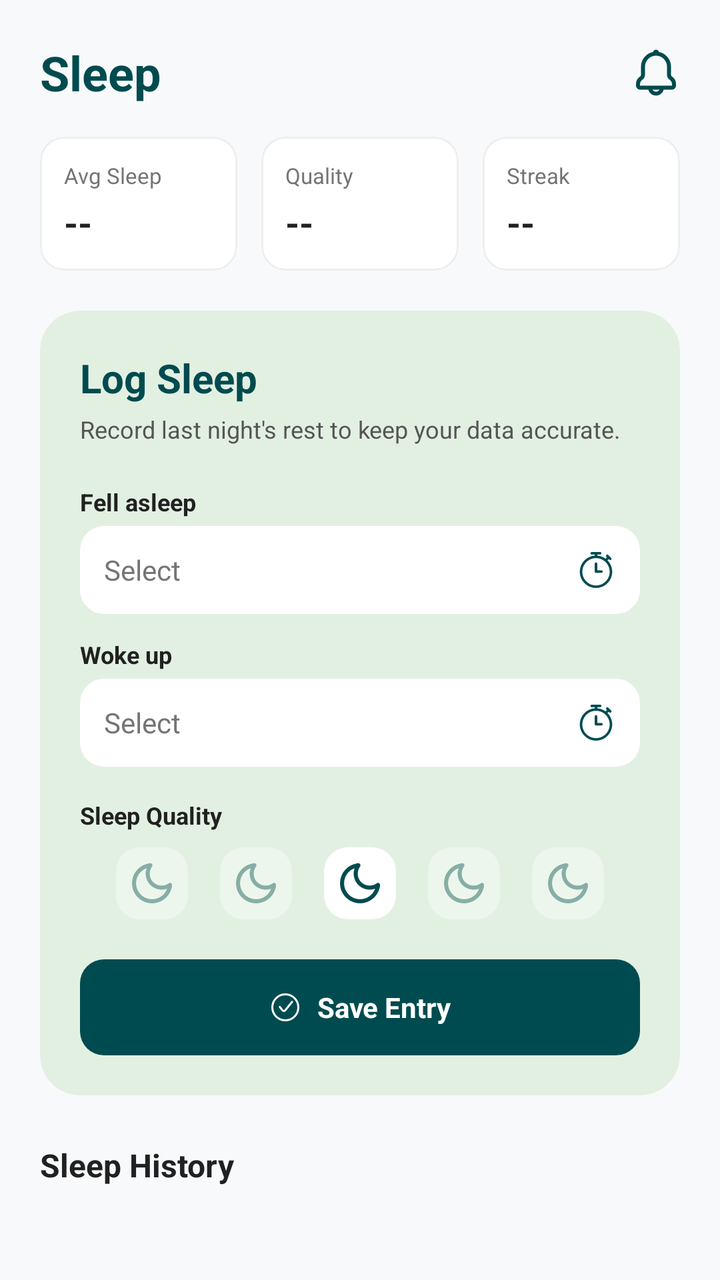
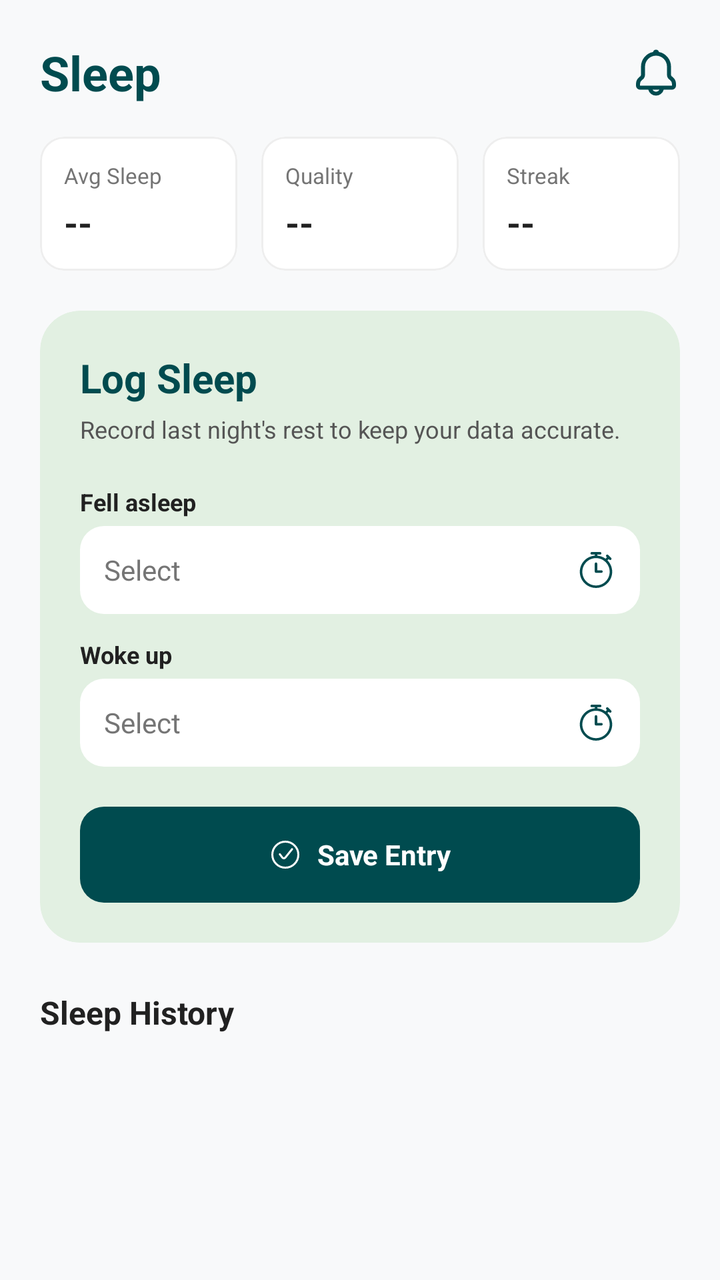

Screens rendered from an Android XML layout before and after an edit, with the pre-edit source and the edit as a unified diff.
<!-- AndroidManifest.xml: application theme Theme.Mdpproject -->
<!-- res/layout/fragment_sleep_tracker.xml -->
<?xml version="1.0" encoding="utf-8"?>
<androidx.core.widget.NestedScrollView xmlns:android="http://schemas.android.com/apk/res/android"
    xmlns:app="http://schemas.android.com/apk/res-auto"
    xmlns:tools="http://schemas.android.com/tools"
    android:layout_width="match_parent"
    android:layout_height="match_parent"
    android:background="#F8F9FA">

    <LinearLayout
        android:layout_width="match_parent"
        android:layout_height="wrap_content"
        android:orientation="vertical"
        android:padding="20dp">

        
        <androidx.constraintlayout.widget.ConstraintLayout
            android:layout_width="match_parent"
            android:layout_height="wrap_content">

            <TextView
                android:id="@+id/tv_title"
                android:layout_width="wrap_content"
                android:layout_height="wrap_content"
                android:text="Sleep"
                android:textColor="#004B4F"
                android:textSize="24sp"
                android:textStyle="bold"
                app:layout_constraintStart_toStartOf="parent"
                app:layout_constraintTop_toTopOf="parent" />

            <ImageView
                android:layout_width="24dp"
                android:layout_height="24dp"
                android:src="@drawable/ic_dash_notification"
                app:layout_constraintBottom_toBottomOf="@id/tv_title"
                app:layout_constraintEnd_toEndOf="parent"
                app:layout_constraintTop_toTopOf="@id/tv_title"
                app:tint="#004B4F" />

        </androidx.constraintlayout.widget.ConstraintLayout>

        
        <LinearLayout
            android:layout_width="match_parent"
            android:layout_height="wrap_content"
            android:layout_marginTop="16dp"
            android:orientation="horizontal">

            
            <com.google.android.material.card.MaterialCardView
                android:layout_width="0dp"
                android:layout_height="wrap_content"
                android:layout_weight="1"
                android:layout_marginEnd="6dp"
                app:cardCornerRadius="12dp"
                app:cardElevation="0dp"
                app:strokeColor="#EEEEEE"
                app:strokeWidth="1dp">

                <LinearLayout
                    android:layout_width="match_parent"
                    android:layout_height="wrap_content"
                    android:orientation="vertical"
                    android:padding="12dp">

                    <TextView
                        android:layout_width="wrap_content"
                        android:layout_height="wrap_content"
                        android:text="Avg Sleep"
                        android:textColor="#757575"
                        android:textSize="11sp" />

                    <TextView
                        android:id="@+id/tv_avg_sleep"
                        android:layout_width="wrap_content"
                        android:layout_height="wrap_content"
                        android:layout_marginTop="4dp"
                        android:text="--"
                        android:textColor="#212121"
                        android:textSize="18sp"
                        android:textStyle="bold" />
                </LinearLayout>
            </com.google.android.material.card.MaterialCardView>

            
            <com.google.android.material.card.MaterialCardView
                android:layout_width="0dp"
                android:layout_height="wrap_content"
                android:layout_weight="1"
                android:layout_marginHorizontal="6dp"
                app:cardCornerRadius="12dp"
                app:cardElevation="0dp"
                app:strokeColor="#EEEEEE"
                app:strokeWidth="1dp">

                <LinearLayout
                    android:layout_width="match_parent"
                    android:layout_height="wrap_content"
                    android:orientation="vertical"
                    android:padding="12dp">

                    <TextView
                        android:layout_width="wrap_content"
                        android:layout_height="wrap_content"
                        android:text="Quality"
                        android:textColor="#757575"
                        android:textSize="11sp" />

                    <TextView
                        android:id="@+id/tv_avg_quality"
                        android:layout_width="wrap_content"
                        android:layout_height="wrap_content"
                        android:layout_marginTop="4dp"
                        android:text="--"
                        android:textColor="#212121"
                        android:textSize="18sp"
                        android:textStyle="bold" />
                </LinearLayout>
            </com.google.android.material.card.MaterialCardView>

            
            <com.google.android.material.card.MaterialCardView
                android:layout_width="0dp"
                android:layout_height="wrap_content"
                android:layout_weight="1"
                android:layout_marginStart="6dp"
                app:cardCornerRadius="12dp"
                app:cardElevation="0dp"
                app:strokeColor="#EEEEEE"
                app:strokeWidth="1dp">

                <LinearLayout
                    android:layout_width="match_parent"
                    android:layout_height="wrap_content"
                    android:orientation="vertical"
                    android:padding="12dp">

                    <TextView
                        android:layout_width="wrap_content"
                        android:layout_height="wrap_content"
                        android:text="Streak"
                        android:textColor="#757575"
                        android:textSize="11sp" />

                    <TextView
                        android:id="@+id/tv_sleep_streak"
                        android:layout_width="wrap_content"
                        android:layout_height="wrap_content"
                        android:layout_marginTop="4dp"
                        android:text="--"
                        android:textColor="#212121"
                        android:textSize="18sp"
                        android:textStyle="bold" />
                </LinearLayout>
            </com.google.android.material.card.MaterialCardView>
        </LinearLayout>

        
        <com.google.android.material.card.MaterialCardView
            android:layout_width="match_parent"
            android:layout_height="wrap_content"
            android:layout_marginTop="20dp"
            app:cardBackgroundColor="#E2F0E2"
            app:cardCornerRadius="20dp"
            app:cardElevation="0dp">

            <LinearLayout
                android:layout_width="match_parent"
                android:layout_height="wrap_content"
                android:orientation="vertical"
                android:padding="20dp">

                <TextView
                    android:layout_width="wrap_content"
                    android:layout_height="wrap_content"
                    android:text="Log Sleep"
                    android:textColor="#004B4F"
                    android:textSize="20sp"
                    android:textStyle="bold" />

                <TextView
                    android:layout_width="wrap_content"
                    android:layout_height="wrap_content"
                    android:layout_marginTop="4dp"
                    android:text="Record last night's rest to keep your data accurate."
                    android:textColor="#555555"
                    android:textSize="12sp" />

                
                <TextView
                    android:layout_width="wrap_content"
                    android:layout_height="wrap_content"
                    android:layout_marginTop="20dp"
                    android:text="Fell asleep"
                    android:textColor="#212121"
                    android:textSize="12sp"
                    android:textStyle="bold" />

                <LinearLayout
                    android:id="@+id/btn_select_bedtime"
                    android:layout_width="match_parent"
                    android:layout_height="wrap_content"
                    android:layout_marginTop="4dp"
                    android:background="@drawable/bg_white_rounded"
                    android:gravity="center_vertical"
                    android:padding="12dp"
                    android:clickable="true"
                    android:focusable="true">

                    <TextView
                        android:id="@+id/tv_bedtime"
                        android:layout_width="0dp"
                        android:layout_height="wrap_content"
                        android:layout_weight="1"
                        android:text="Select"
                        android:textColor="#757575"
                        android:textSize="14sp" />

                    <ImageView
                        android:layout_width="20dp"
                        android:layout_height="20dp"
                        android:src="@drawable/ic_dash_timer"
                        app:tint="#004B4F" />
                </LinearLayout>

                
                <TextView
                    android:layout_width="wrap_content"
                    android:layout_height="wrap_content"
                    android:layout_marginTop="12dp"
                    android:text="Woke up"
                    android:textColor="#212121"
                    android:textSize="12sp"
                    android:textStyle="bold" />

                <LinearLayout
                    android:id="@+id/btn_select_wake_time"
                    android:layout_width="match_parent"
                    android:layout_height="wrap_content"
                    android:layout_marginTop="4dp"
                    android:background="@drawable/bg_white_rounded"
                    android:gravity="center_vertical"
                    android:padding="12dp"
                    android:clickable="true"
                    android:focusable="true">

                    <TextView
                        android:id="@+id/tv_wake_time"
                        android:layout_width="0dp"
                        android:layout_height="wrap_content"
                        android:layout_weight="1"
                        android:text="Select"
                        android:textColor="#757575"
                        android:textSize="14sp" />

                    <ImageView
                        android:layout_width="20dp"
                        android:layout_height="20dp"
                        android:src="@drawable/ic_dash_timer"
                        app:tint="#004B4F" />
                </LinearLayout>

                
                <TextView
                    android:layout_width="wrap_content"
                    android:layout_height="wrap_content"
                    android:layout_marginTop="16dp"
                    android:text="Sleep Quality"
                    android:textColor="#212121"
                    android:textSize="12sp"
                    android:textStyle="bold" />

                <LinearLayout
                    android:layout_width="match_parent"
                    android:layout_height="wrap_content"
                    android:layout_marginTop="8dp"
                    android:gravity="center"
                    android:orientation="horizontal">

                    <ImageView
                        android:id="@+id/btn_quality_1"
                        android:layout_width="36dp"
                        android:layout_height="36dp"
                        android:layout_marginHorizontal="8dp"
                        android:src="@drawable/ic_nav_sleep"
                        android:alpha="0.4"
                        android:padding="6dp"
                        android:background="@drawable/bg_white_rounded"
                        app:tint="#004B4F" />

                    <ImageView
                        android:id="@+id/btn_quality_2"
                        android:layout_width="36dp"
                        android:layout_height="36dp"
                        android:layout_marginHorizontal="8dp"
                        android:src="@drawable/ic_nav_sleep"
                        android:alpha="0.4"
                        android:padding="6dp"
                        android:background="@drawable/bg_white_rounded"
                        app:tint="#004B4F" />

                    <ImageView
                        android:id="@+id/btn_quality_3"
                        android:layout_width="36dp"
                        android:layout_height="36dp"
                        android:layout_marginHorizontal="8dp"
                        android:src="@drawable/ic_nav_sleep"
                        android:alpha="1.0"
                        android:padding="6dp"
                        android:background="@drawable/bg_white_rounded"
                        app:tint="#004B4F" />

                    <ImageView
                        android:id="@+id/btn_quality_4"
                        android:layout_width="36dp"
                        android:layout_height="36dp"
                        android:layout_marginHorizontal="8dp"
                        android:src="@drawable/ic_nav_sleep"
                        android:alpha="0.4"
                        android:padding="6dp"
                        android:background="@drawable/bg_white_rounded"
                        app:tint="#004B4F" />

                    <ImageView
                        android:id="@+id/btn_quality_5"
                        android:layout_width="36dp"
                        android:layout_height="36dp"
                        android:layout_marginHorizontal="8dp"
                        android:src="@drawable/ic_nav_sleep"
                        android:alpha="0.4"
                        android:padding="6dp"
                        android:background="@drawable/bg_white_rounded"
                        app:tint="#004B4F" />
                </LinearLayout>

                
                <LinearLayout
                    android:id="@+id/btn_log_sleep"
                    android:layout_width="match_parent"
                    android:layout_height="48dp"
                    android:layout_marginTop="20dp"
                    android:background="@drawable/bg_save_button"
                    android:gravity="center"
                    android:clickable="true"
                    android:focusable="true">

                    <ImageView
                        android:layout_width="16dp"
                        android:layout_height="16dp"
                        android:src="@drawable/ic_dash_checklist"
                        app:tint="@color/white" />

                    <TextView
                        android:layout_width="wrap_content"
                        android:layout_height="wrap_content"
                        android:layout_marginStart="8dp"
                        android:text="Save Entry"
                        android:textColor="@color/white"
                        android:textStyle="bold" />
                </LinearLayout>

            </LinearLayout>
        </com.google.android.material.card.MaterialCardView>

        
        <TextView
            android:layout_width="wrap_content"
            android:layout_height="wrap_content"
            android:layout_marginTop="24dp"
            android:text="Sleep History"
            android:textColor="#212121"
            android:textSize="16sp"
            android:textStyle="bold" />

        <androidx.recyclerview.widget.RecyclerView
            android:id="@+id/rv_sleep_logs"
            android:layout_width="match_parent"
            android:layout_height="wrap_content"
            android:layout_marginTop="8dp"
            android:layout_marginBottom="24dp"
            android:nestedScrollingEnabled="false" />

    </LinearLayout>
</androidx.core.widget.NestedScrollView>
<!-- resources referenced by this layout -->
<resources>
  <color name="white">#FFFFFFFF</color>
  <!-- drawable bg_save_button (drawable) -->
  <?xml version="1.0" encoding="utf-8"?>
  <shape xmlns:android="http://schemas.android.com/apk/res/android">
      <solid android:color="#004B4F" />
      <corners android:radius="12dp" />
  </shape>
  <!-- drawable bg_white_rounded (drawable) -->
  <?xml version="1.0" encoding="utf-8"?>
  <shape xmlns:android="http://schemas.android.com/apk/res/android">
      <solid android:color="@color/white" />
      <corners android:radius="12dp" />
  </shape>
  <!-- drawable ic_dash_checklist (drawable) -->
  <vector xmlns:android="http://schemas.android.com/apk/res/android"
      android:width="4.2333dp"
      android:height="4.2333dp"
      android:viewportWidth="4.2333"
      android:viewportHeight="4.2333">
    <path
        android:pathData="m3.8365,2.1167a1.7198,1.7198 0,0 1,-1.7198 1.7198,1.7198 1.7198,0 0,1 -1.7198,-1.7198 1.7198,1.7198 0,0 1,1.7198 -1.7198,1.7198 1.7198,0 0,1 1.7198,1.7198z"
        android:strokeLineJoin="round"
        android:strokeWidth="0.264583"
        android:fillColor="#00000000"
        android:strokeColor="#000000"
        android:strokeLineCap="round"/>
    <path
        android:pathData="m1.3891,2.0626 l0.3166,0.4147c0.093,0.1425 0.2882,0.1733 0.4163,0.0189l0.8875,-1.1097"
        android:strokeLineJoin="round"
        android:strokeWidth="0.264583"
        android:fillColor="#00000000"
        android:strokeColor="#000000"
        android:strokeLineCap="round"/>
  </vector>
  <!-- drawable ic_dash_notification (drawable) -->
  <vector xmlns:android="http://schemas.android.com/apk/res/android"
      android:width="48dp"
      android:height="48dp"
      android:viewportWidth="48"
      android:viewportHeight="48">
    <path
        android:fillColor="#FF000000"
        android:pathData="M40.62,28.34l-0.87,-0.7A2,2 0,0 1,39 26.08L39,18A15,15 0,0 0,26.91 3.29a3,3 0,0 0,-5.81 0A15,15 0,0 0,9 18v8.08a2,2 0,0 1,-0.75 1.56l-0.87,0.7a9,9 0,0 0,-3.38 7L4,37a4,4 0,0 0,4 4h8.26a8,8 0,0 0,15.47 0L40,41a4,4 0,0 0,4 -4L44,35.36A9,9 0,0 0,40.62 28.34ZM24,43a4,4 0,0 1,-3.44 -2h6.89A4,4 0,0 1,24 43ZM40,37L8,37L8,35.36a5,5 0,0 1,1.88 -3.9l0.87,-0.7A6,6 0,0 0,13 26.08L13,18a11,11 0,0 1,22 0v8.08a6,6 0,0 0,2.25 4.69l0.87,0.7A5,5 0,0 1,40 35.36Z"/>
  </vector>
  <!-- drawable ic_nav_sleep: vector/xml drawable (drawable, 4335 chars, omitted) -->
  <style name="Theme.Mdpproject" parent="Theme.MaterialComponents.DayNight.NoActionBar">
          
          <item name="colorPrimary">@color/purple_500</item>
          <item name="colorPrimaryVariant">@color/purple_700</item>
          <item name="colorOnPrimary">@color/white</item>
          
          <item name="colorSecondary">@color/teal_200</item>
          <item name="colorSecondaryVariant">@color/teal_700</item>
          <item name="colorOnSecondary">@color/black</item>
          
          <item name="android:statusBarColor">?attr/colorPrimaryVariant</item>
          
      </style>
  <color name="purple_500">#FF6200EE</color>
  <color name="purple_700">#FF3700B3</color>
  <color name="teal_200">#FF03DAC5</color>
  <color name="teal_700">#FF018786</color>
  <color name="black">#FF000000</color>
  <!-- unchanged entries left out for length: 1 -->
</resources>

<!-- the commit's change to res/layout/fragment_sleep_tracker.xml (unified diff, before → after) -->
@@ -82,6 +82,8 @@
                 </LinearLayout>
             </com.google.android.material.card.MaterialCardView>
 
+
+
             
             <com.google.android.material.card.MaterialCardView
                 android:layout_width="0dp"
@@ -260,78 +262,7 @@
                         app:tint="#004B4F" />
                 </LinearLayout>
 
-                
-                <TextView
-                    android:layout_width="wrap_content"
-                    android:layout_height="wrap_content"
-                    android:layout_marginTop="16dp"
-                    android:text="Sleep Quality"
-                    android:textColor="#212121"
-                    android:textSize="12sp"
-                    android:textStyle="bold" />
-
-                <LinearLayout
-                    android:layout_width="match_parent"
-                    android:layout_height="wrap_content"
-                    android:layout_marginTop="8dp"
-                    android:gravity="center"
-                    android:orientation="horizontal">
-
-                    <ImageView
-                        android:id="@+id/btn_quality_1"
-                        android:layout_width="36dp"
-                        android:layout_height="36dp"
-                        android:layout_marginHorizontal="8dp"
-                        android:src="@drawable/ic_nav_sleep"
-                        android:alpha="0.4"
-                        android:padding="6dp"
-                        android:background="@drawable/bg_white_rounded"
-                        app:tint="#004B4F" />
-
-                    <ImageView
-                        android:id="@+id/btn_quality_2"
-                        android:layout_width="36dp"
-                        android:layout_height="36dp"
-                        android:layout_marginHorizontal="8dp"
-                        android:src="@drawable/ic_nav_sleep"
-                        android:alpha="0.4"
-                        android:padding="6dp"
-                        android:background="@drawable/bg_white_rounded"
-                        app:tint="#004B4F" />
-
-                    <ImageView
-                        android:id="@+id/btn_quality_3"
-                        android:layout_width="36dp"
-                        android:layout_height="36dp"
-                        android:layout_marginHorizontal="8dp"
-                        android:src="@drawable/ic_nav_sleep"
-                        android:alpha="1.0"
-                        android:padding="6dp"
-                        android:background="@drawable/bg_white_rounded"
-                        app:tint="#004B4F" />
-
-                    <ImageView
-                        android:id="@+id/btn_quality_4"
-                        android:layout_width="36dp"
-                        android:layout_height="36dp"
-                        android:layout_marginHorizontal="8dp"
-                        android:src="@drawable/ic_nav_sleep"
-                        android:alpha="0.4"
-                        android:padding="6dp"
-                        android:background="@drawable/bg_white_rounded"
-                        app:tint="#004B4F" />
-
-                    <ImageView
-                        android:id="@+id/btn_quality_5"
-                        android:layout_width="36dp"
-                        android:layout_height="36dp"
-                        android:layout_marginHorizontal="8dp"
-                        android:src="@drawable/ic_nav_sleep"
-                        android:alpha="0.4"
-                        android:padding="6dp"
-                        android:background="@drawable/bg_white_rounded"
-                        app:tint="#004B4F" />
-                </LinearLayout>
+
 
                 
                 <LinearLayout
<!-- resource entries referenced after the edit -->
@@ -44,7 +44,6 @@
         android:fillColor="#FF000000"
         android:pathData="M40.62,28.34l-0.87,-0.7A2,2 0,0 1,39 26.08L39,18A15,15 0,0 0,26.91 3.29a3,3 0,0 0,-5.81 0A15,15 0,0 0,9 18v8.08a2,2 0,0 1,-0.75 1.56l-0.87,0.7a9,9 0,0 0,-3.38 7L4,37a4,4 0,0 0,4 4h8.26a8,8 0,0 0,15.47 0L40,41a4,4 0,0 0,4 -4L44,35.36A9,9 0,0 0,40.62 28.34ZM24,43a4,4 0,0 1,-3.44 -2h6.89A4,4 0,0 1,24 43ZM40,37L8,37L8,35.36a5,5 0,0 1,1.88 -3.9l0.87,-0.7A6,6 0,0 0,13 26.08L13,18a11,11 0,0 1,22 0v8.08a6,6 0,0 0,2.25 4.69l0.87,0.7A5,5 0,0 1,40 35.36Z"/>
   </vector>
-  <!-- drawable ic_nav_sleep: vector/xml drawable (drawable, 4335 chars, omitted) -->
   <style name="Theme.Mdpproject" parent="Theme.MaterialComponents.DayNight.NoActionBar">
           
           <item name="colorPrimary">@color/purple_500</item>
